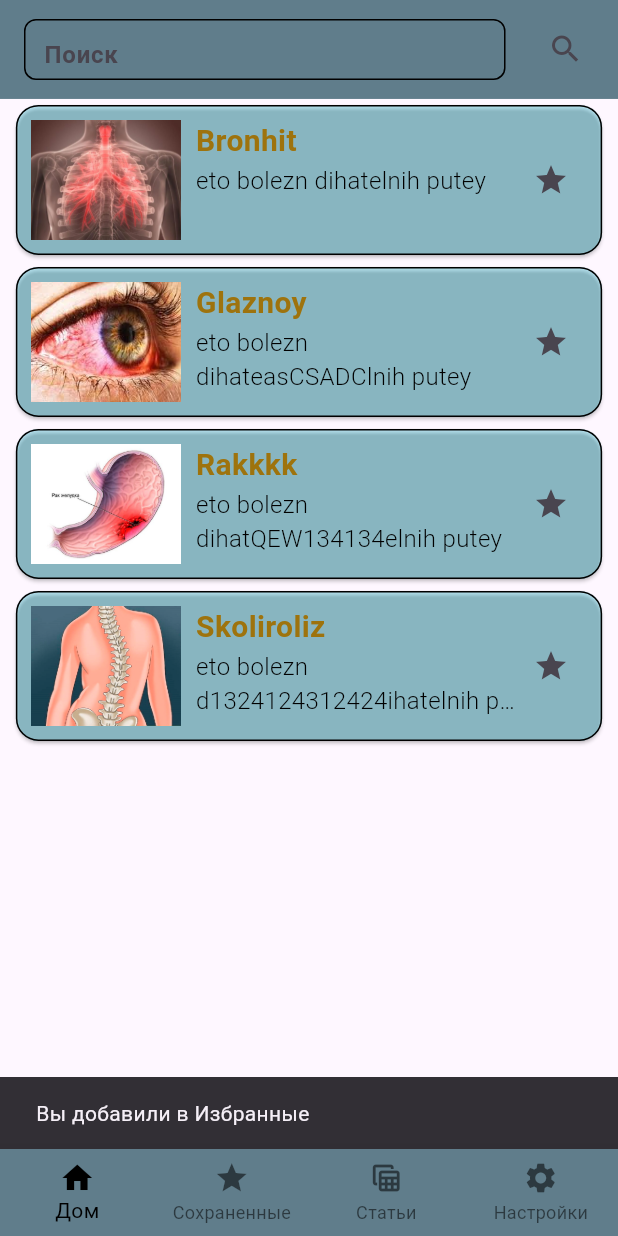
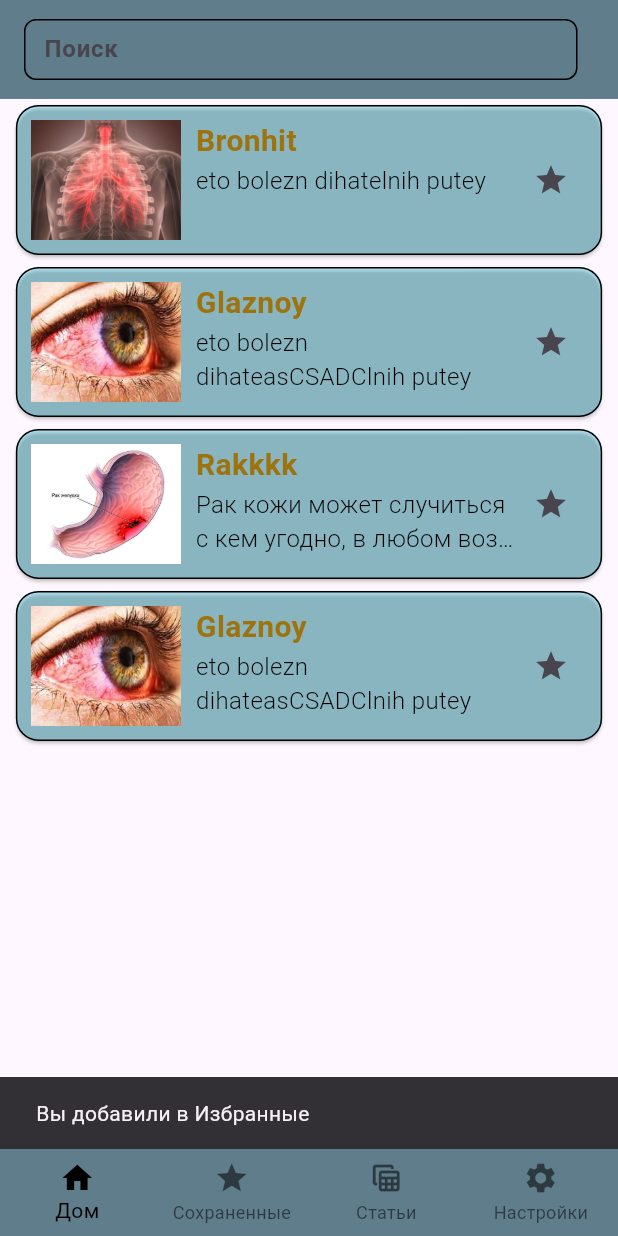
Before and after one commit to Nurtilekb/medicine, a Flutter app: the screen it shows after launch, after a tap on the "star" icon, on a phone screen of 412 x 824 dp. Run offline on Flutter 3.47's test engine with Material 3 defaults, Android fonts, the light colour scheme and no system bars; our stand-ins replace flutter_screenutil, shared_preferences; generated files the repository leaves out were written again.

Commit message:
+ search

```diff
--- a/lib/main.dart
+++ b/lib/main.dart
@@ -1,7 +1,7 @@
 import 'package:flutter/material.dart';
 import 'package:flutter_screenutil/flutter_screenutil.dart';
 import 'package:medicine1/app/providers/locale_providers.dart';
-import 'package:medicine1/model/card_model.dart';
+import 'package:medicine1/model/them_model.dart';
 
 import 'package:medicine1/widgets/favorite_list.dart';
 import 'package:medicine1/widgets/listview_bld.dart';
@@ -10,23 +10,16 @@ import 'package:provider/provider.dart';
 import 'package:flutter_gen/gen_l10n/app_localizations.dart';
 import 'package:shared_preferences/shared_preferences.dart';
 
-void main() async{
+void main() async {
   WidgetsFlutterBinding.ensureInitialized();
   SharedPreferences prefs = await SharedPreferences.getInstance();
 
   runApp(MultiProvider(providers: [
-     ChangeNotifierProvider(
-              create: (BuildContext context) => ThemeModel()),
-          ChangeNotifierProvider(create: (BuildContext context) => CardModel()),
-          ChangeNotifierProvider(
-              create: (BuildContext context) => LocaleProvider()),
-  ],
-  child: const MyApp()));
+    ChangeNotifierProvider(create: (BuildContext context) => ThemeModel()),
+    ChangeNotifierProvider(create: (BuildContext context) => CardModel()..filterData('')),
+    ChangeNotifierProvider(create: (BuildContext context) => LocaleProvider()),
+  ], child: const MyApp()));
 }
-
-
-
-
 
 class MyApp extends StatefulWidget {
   const MyApp({Key? key}) : super(key: key);
@@ -34,16 +27,14 @@ class MyApp extends StatefulWidget {
   @override
   State<MyApp> createState() => _MyAppState();
 }
+
 @override
-
-
 class _MyAppState extends State<MyApp> with SingleTickerProviderStateMixin {
   var _selectedIndex = 0;
   @override
   void initState() {
     super.initState();
-    // Загрузка данных при инициализации
-    WidgetsBinding.instance!.addPostFrameCallback((_) {
+    WidgetsBinding.instance.addPostFrameCallback((_) {
       Provider.of<LocaleProvider>(context, listen: false).loadLocale();
       Provider.of<ThemeModel>(context, listen: false).loadTheme();
       Provider.of<CardModel>(context, listen: false).loadData();
@@ -63,16 +54,15 @@ class _MyAppState extends State<MyApp> with SingleTickerProviderStateMixin {
             localizationsDelegates: AppLocalizations.localizationsDelegates,
             supportedLocales: AppLocalizations.supportedLocales,
             locale: Provider.of<LocaleProvider>(context).locale,
-            theme: themeModel.isDarkMode
-                ? ThemeData.dark()
-                : ThemeData.light(),
+            theme: themeModel.isDarkMode ? ThemeData.dark() : ThemeData.light(),
             home: Scaffold(
-              bottomNavigationBar:  NavBarr(selectedIndex: _selectedIndex, onitemtap: (index) {
+              bottomNavigationBar: NavBarr(
+                selectedIndex: _selectedIndex,
+                onitemtap: (index) {
                   setState(() {
                     _selectedIndex = index;
                   });
                 },
-
               ),
               body: IndexedStack(
                 index: _selectedIndex,
@@ -92,10 +82,11 @@ class _MyAppState extends State<MyApp> with SingleTickerProviderStateMixin {
 }
 
 class NavBarr extends StatefulWidget {
-  const NavBarr({super.key, required this.selectedIndex, required this.onitemtap});
+  const NavBarr(
+      {super.key, required this.selectedIndex, required this.onitemtap});
 
   @override
-  State<NavBarr> createState() =>  _NavBarrState();
+  State<NavBarr> createState() => _NavBarrState();
   final int selectedIndex;
   final Function(int) onitemtap;
 }
--- a/lib/model/card_model.dart
+++ /dev/null
@@ -1,75 +0,0 @@
-
-
-import 'dart:convert';
-
-import 'package:flutter/material.dart';
-import 'package:shared_preferences/shared_preferences.dart';
-
-
-class CardModel extends ChangeNotifier{
- final  List _spisok=[
-['Bronhit','eto bolezn dihatelnih putey','assets/images/bronhit.jpg',],
-['Glaznoy','eto bolezn dihateasCSADClnih putey','assets/images/glaznoy.jpg'],
-['Rakkkk','eto bolezn dihatQEW134134elnih putey','assets/images/rakkkk.jpg',],
-['Skoliroliz','eto bolezn d1324124312424ihatelnih puteyакимоукпиопомкуамцоат ','assets/images/skoliroliz.jpg',]
- ];
- final List _cardItem=[];
-get spisok=>_spisok;
-
-get cardItem => _cardItem;
-
- addItemtoCard(int index){
-  _cardItem.add(_spisok[index]);
-   _selectedIndexes.add(index);
-  saveData();
-notifyListeners();
-}
-void removeItemCard(int index){
-  _cardItem.removeAt(index);
-   _selectedIndexes.remove(index);
-  notifyListeners();
-}
-
-void saveData() async {
-  SharedPreferences prefs = await SharedPreferences.getInstance();
-  prefs.setString('cardItem', jsonEncode(_cardItem));
-}
-
-
-void loadData() async {
-  SharedPreferences prefs = await SharedPreferences.getInstance();
-  String? value = prefs.getString('cardItem');
-  if (value != null) {
-    _cardItem.clear();
-    _cardItem.addAll(jsonDecode(value));
-    notifyListeners();
-  }
-}
- final List<int> _selectedIndexes = [];
- get selectedIndexes => _selectedIndexes;
-
-}
-
-
-
-
-
-
-class ThemeModel extends ChangeNotifier {
-  bool _isDarkMode = false;
-
-  bool get isDarkMode => _isDarkMode;
-
-  Future<void> loadTheme() async {
-    SharedPreferences prefs = await SharedPreferences.getInstance();
-    _isDarkMode = prefs.getBool('isDarkMode') ?? false;
-    notifyListeners();
-  }
-
-  Future<void> toggleTheme() async {
-    _isDarkMode = !_isDarkMode;
-    SharedPreferences prefs = await SharedPreferences.getInstance();
-    await prefs.setBool('isDarkMode', _isDarkMode);
-    notifyListeners();
-  }
-}
--- /dev/null
+++ b/lib/model/them_model.dart
@@ -0,0 +1,112 @@
+import 'dart:convert';
+
+import 'package:flutter/material.dart';
+import 'package:shared_preferences/shared_preferences.dart';
+
+class CardModel extends ChangeNotifier {
+  final List<List<String>> _spisok = [
+    ['Bronhit', 'eto bolezn dihatelnih putey', 'assets/images/bronhit.jpg'],
+    [
+      'Glaznoy',
+      'eto bolezn dihateasCSADClnih putey',
+      'assets/images/glaznoy.jpg'
+    ],
+    [
+      'Rakkkk',
+      'Рак кожи может случиться с кем угодно, в любом возрасте, на любой части тела. А поскольку рак кожи бывает разных форм и размеров, его бывает сложно идентифицировать. В то время как изображения рака кожи могут быть полезны для изучения того, как может выглядеть рак кожи, для знакомства с собственной кожей и понимания что искать может помочь вам обнаружить рак на ранней стадии, когда его легче всего dfsvwfejdhv jwhf dvj erhjfd vhrfvh hvhtvhtevrewfvcerfv fdvrejhbvuebrvhebrv efviwebriuv /n wevnwiernvnerwnvjcenrincviqr/ewrvewrvewrverve',
+      'assets/images/rakkkk.jpg'
+    ],
+    [
+      'Glaznoy',
+      'eto bolezn dihateasCSADClnih putey',
+      'assets/images/glaznoy.jpg'
+    ],
+  ];
+
+  List<List<String>> _filteredData = [];
+
+  final List<List<String>> _cardItem = [];
+
+  get spisok => _filteredData;
+
+  get cardItem => _cardItem;
+
+  addItemtoCard(int index) {
+    _cardItem.add(_spisok[index]);
+
+    saveData();
+    notifyListeners();
+  }
+
+  void removeItemCard(int index) {
+    _cardItem.removeAt(index);
+
+    notifyListeners();
+  }
+
+  void saveData() async {
+    SharedPreferences prefs = await SharedPreferences.getInstance();
+    prefs.setString('cardItem', jsonEncode(_cardItem));
+  }
+
+  void loadData() async {
+    SharedPreferences prefs = await SharedPreferences.getInstance();
+    String? value = prefs.getString('cardItem');
+    if (value != null) {
+      _cardItem.clear();
+      final decoded = jsonDecode(value) as List;
+
+      for (int i  = 0; i < decoded.length; i++) {
+        final data = decoded[i] as List;
+        _cardItem.add([]);
+
+        for (int j = 0; j < data.length; j++) {
+          (_cardItem[i] as List).add(data[j]);
+        }
+      }
+      notifyListeners();
+    }
+  }
+
+  filterData(String keyword) {
+    if (keyword.isEmpty) {
+      _filteredData = [..._spisok];
+    } else {
+      _filteredData.clear();
+      final input = keyword.toLowerCase().trim();
+      for (int i = 0; i < _spisok.length; i++) {
+        bool isContained = false;
+        for (int j = 0; j < _spisok[i].length; j++) {
+          final data = _spisok[i][j].toLowerCase();
+          if (data.contains(input)) {
+            isContained = true;
+            break;
+          }
+        }
+        if (isContained) {
+          _filteredData.add(_spisok[i]);
+        }
+      }
+    }
+    notifyListeners();
+  }
+}
+
+class ThemeModel extends ChangeNotifier {
+  bool _isDarkMode = false;
+
+  bool get isDarkMode => _isDarkMode;
+
+  Future<void> loadTheme() async {
+    SharedPreferences prefs = await SharedPreferences.getInstance();
+    _isDarkMode = prefs.getBool('isDarkMode') ?? false;
+    notifyListeners();
+  }
+
+  Future<void> toggleTheme() async {
+    _isDarkMode = !_isDarkMode;
+    SharedPreferences prefs = await SharedPreferences.getInstance();
+    await prefs.setBool('isDarkMode', _isDarkMode);
+    notifyListeners();
+  }
+}
--- a/lib/ontapWidgets/descrip_bolezn.dart
+++ b/lib/ontapWidgets/descrip_bolezn.dart
@@ -2,8 +2,7 @@ import 'package:flutter/material.dart';
 import 'package:flutter_screenutil/flutter_screenutil.dart';
 import 'package:medicine1/costants/text_style.dart';
 import 'package:provider/provider.dart';
-
-import 'package:medicine1/model/card_model.dart';
+import '../model/them_model.dart';
 
 class Dopkaprobolez extends StatelessWidget {
    const Dopkaprobolez({
--- a/lib/widgets/containers.dart
+++ b/lib/widgets/containers.dart
@@ -1,4 +1,5 @@
 import 'package:flutter/material.dart';
+
 import 'package:medicine1/ontapWidgets/descrip_bolezn.dart';
 
 import '../costants/text_style.dart';
@@ -24,6 +25,7 @@ class ListContainer extends StatefulWidget {
 }
 
 class _ListContainerState extends State<ListContainer> {
+
   @override
   Widget build(BuildContext context) {
     return InkWell(
--- a/lib/widgets/favorite_list.dart
+++ b/lib/widgets/favorite_list.dart
@@ -1,11 +1,11 @@
 import 'package:flutter/material.dart';
 import 'package:flutter_screenutil/flutter_screenutil.dart';
-import 'package:medicine1/model/card_model.dart';
 import 'package:medicine1/ontapWidgets/descrip_bolezn.dart';
 import 'package:medicine1/widgets/settings.dart';
 import 'package:provider/provider.dart';
 
 import '../costants/text_style.dart';
+import '../model/them_model.dart';
 import 'search_tme.dart';
 import 'package:flutter_gen/gen_l10n/app_localizations.dart';
 class FavList extends StatefulWidget {
@@ -47,11 +47,12 @@ class _FavListState extends State<FavList> {
                   children: [
                     InkWell(
                       onTap: () {
+
                         Navigator.push(
                             context,
                             MaterialPageRoute(
-                              builder: (context) => const Dopkaprobolez(
-                                selectedIndex: 1,
+                              builder: (context) =>  Dopkaprobolez(
+                                selectedIndex: index,
                                 text1: '',
                                 imagepath: '',
                                 text2: '',
@@ -74,7 +75,7 @@ class _FavListState extends State<FavList> {
                                 padding: const EdgeInsets.all(10),
                                 child: Row(
                                   children: [
-                                    Image.asset(value.cardItem[index][2],
+                                     Image.asset(value.cardItem[index][2],
                                         height: 90, width: 100, fit: BoxFit.cover),
                                     const SizedBox(width: 10),
                                     Expanded(
--- a/lib/widgets/listview_bld.dart
+++ b/lib/widgets/listview_bld.dart
@@ -1,10 +1,10 @@
 import 'package:flutter/material.dart';
 import 'package:flutter_screenutil/flutter_screenutil.dart';
-import 'package:medicine1/model/card_model.dart';
 import 'package:medicine1/widgets/containers.dart';
 import 'package:provider/provider.dart';
 import 'package:flutter_gen/gen_l10n/app_localizations.dart';
 
+import '../model/them_model.dart';
 import 'search_tme.dart';
 import 'settings.dart';
 
@@ -16,18 +16,16 @@ class ListTabview extends StatefulWidget {
 }
 
 class _ListTabviewState extends State<ListTabview> {
-
+  // final  List<List<String>> results = [];
   @override
   Widget build(BuildContext context) {
-   var snackBar = SnackBar(
-                    content: Text(AppLocalizations.of(context)!.snakbartitle1)
-                  );
+    var snackBar =
+        SnackBar(content: Text(AppLocalizations.of(context)!.snakbartitle1));
     return Scaffold(
       appBar: AppBar(
         toolbarHeight: 65.h,
         actions: [
-          IconButton(onPressed: () {}, icon: const Icon(Icons.search)),
-          SizedBox(width: 10.w,)
+          SizedBox(width: 10.w),
         ],
         backgroundColor: isDarkMode ? Colors.blueGrey : Colors.blueGrey[200],
         title: const SearchBar1(),
@@ -35,20 +33,23 @@ class _ListTabviewState extends State<ListTabview> {
       body: Padding(
         padding: EdgeInsets.symmetric(horizontal: 6.w),
         child: Consumer<CardModel>(
-          builder: (context, value, child) {
+          builder: (context, cardModel, child) {
+            final List<List<String>> displayList = cardModel.spisok;
             return ListView.builder(
-              itemCount: value.spisok.length,
+              itemCount: displayList.length,
               itemBuilder: (context, index) {
+                final card = displayList[index];
                 return ListContainer(
-                  text1: value.spisok[index][0],
-                  text2: value.spisok[index][1],
-                  imagepath: value.spisok[index][2],
+                  text1: card[0],
+                  text2: card[1],
+                  imagepath: card[2],
                   onPressed: () {
                     Provider.of<CardModel>(context, listen: false)
                         .addItemtoCard(index);
-                     snackBar ;
-
-                    ScaffoldMessenger.of(context).showSnackBar(  snackBar);
+                    ScaffoldMessenger.of(context).showSnackBar(SnackBar(
+                      content:
+                          Text(AppLocalizations.of(context)!.snakbartitle1),
+                    ));
                   },
                   selectedIndex: index,
                 );
--- a/lib/widgets/search_tme.dart
+++ b/lib/widgets/search_tme.dart
@@ -1,6 +1,10 @@
 import 'package:flutter/material.dart';
+import 'package:flutter_gen/gen_l10n/app_localizations.dart';
 import 'package:flutter_screenutil/flutter_screenutil.dart';
-import 'package:flutter_gen/gen_l10n/app_localizations.dart';
+import 'package:provider/provider.dart';
+
+import '../model/them_model.dart';
+
 class SearchBar1 extends StatefulWidget {
   const SearchBar1({super.key});
 
@@ -10,25 +14,34 @@ class SearchBar1 extends StatefulWidget {
 
 class _SearchBar1State extends State<SearchBar1> {
   TextEditingController controller = TextEditingController();
+  List<List<String>> results = [];
 
   @override
   Widget build(BuildContext context) {
     return Container(
-      decoration: BoxDecoration(border:Border.all(color: Colors.black,width: 1) ,
-      borderRadius: const BorderRadius.all(Radius.circular(8))),
+      decoration: BoxDecoration(
+        border: Border.all(color: Colors.black, width: 1),
+        borderRadius: const BorderRadius.all(Radius.circular(8)),
+      ),
       height: 40.h,
       width: 350.w,
       child: TextFormField(
-        onTapAlwaysCalled : false,
         controller: controller,
-        cursorColor:Color.fromARGB(255, 18, 38, 55),
-        decoration: InputDecoration(border: InputBorder.none,
-          contentPadding: const EdgeInsets.only(bottom: 4.0, left: 8, right: 8,top:2),
-
+        cursorColor: const Color.fromARGB(255, 18, 38, 55),
+        decoration: InputDecoration(
+          border: InputBorder.none,
+          contentPadding: const EdgeInsets.only(bottom: 10.0, left: 8, right: 8, top: 1),
           hintStyle: const TextStyle(fontSize: 16, fontWeight: FontWeight.w600),
           hintText: AppLocalizations.of(context)!.hintText,
-        ),
+        ), onChanged: (value) => _runFilter(value),
+
       ),
     );
   }
-}
+void _runFilter(String keyword) {
+
+      Provider.of<CardModel>(context, listen: false).filterData(keyword);
+
+
+  }
+  }
--- a/lib/widgets/settings.dart
+++ b/lib/widgets/settings.dart
@@ -5,7 +5,7 @@ import 'package:medicine1/app/providers/locale_providers.dart';
 import 'package:medicine1/costants/text_style.dart';
 import 'package:provider/provider.dart';
 
-import '../model/card_model.dart';
+import '../model/them_model.dart';
 import 'package:flutter_gen/gen_l10n/app_localizations.dart';
 
 
--- a/pubspec.yaml
+++ b/pubspec.yaml
@@ -41,6 +41,7 @@ dependencies:
     sdk: flutter
   intl: any
   shared_preferences: ^2.2.2
+  search_page: ^2.3.0
 
 
 dev_dependencies:
```
Also changed, not shown: pubspec.lock. Lines whose indentation alone changed are shown as unchanged.
